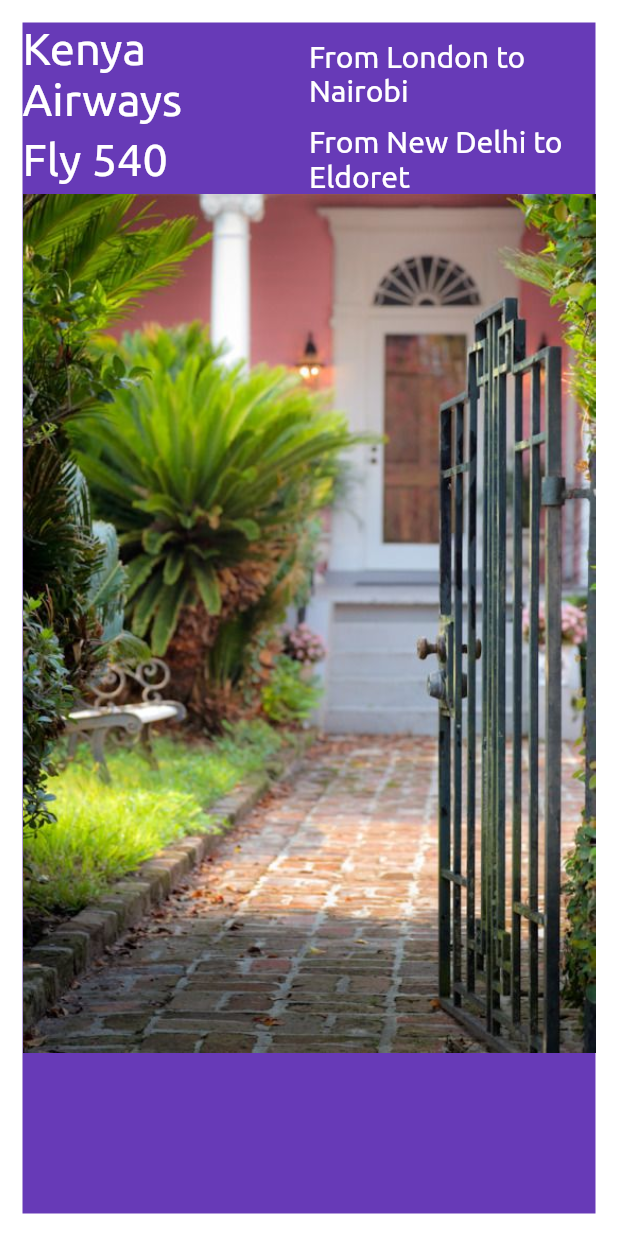
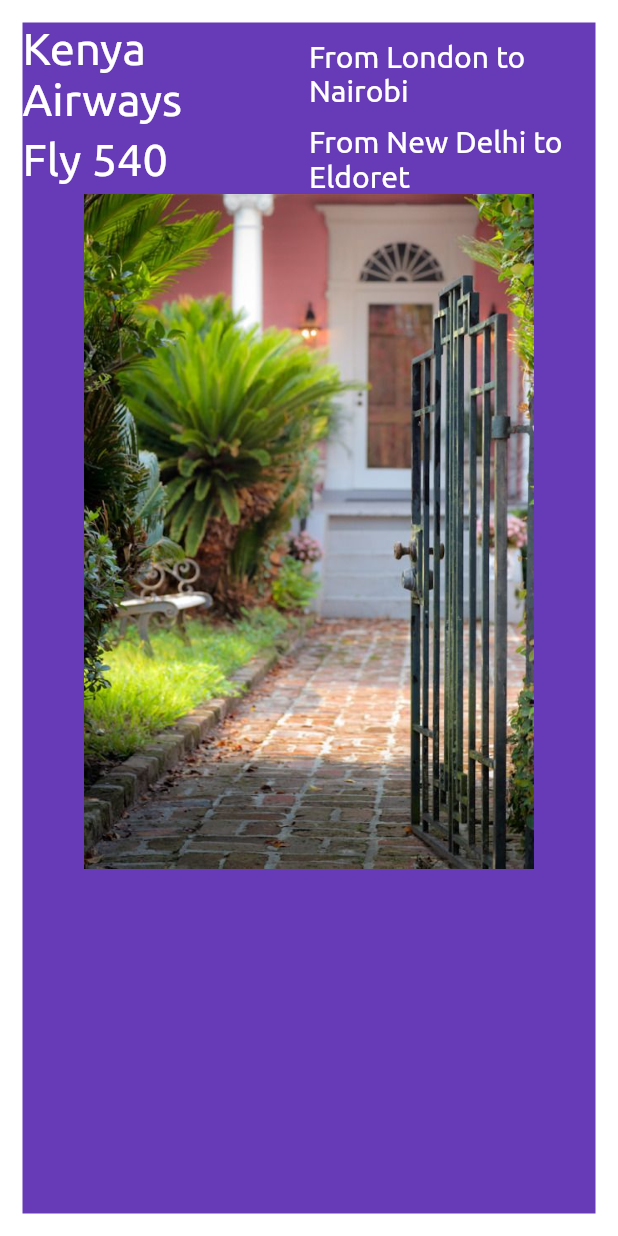
Before and after one commit to Allanetizen/flutter, a Flutter app: the screen it shows after launch, on a phone screen of 412 x 824 dp. Run offline on Flutter 3.47's test engine with Material 2 defaults, Android fonts, the phone set to English and light mode, and no system bars; project files that could hold a hidden picture were left out.

Commit message:
Loading image assets

```diff
--- a/lib/app_screens/home.dart
+++ b/lib/app_screens/home.dart
@@ -73,7 +73,7 @@ class FlightImageAsset extends StatelessWidget{
   @override
   Widget build(BuildContext context) {
     AssetImage assetImage =AssetImage('img/gate.jpg');
-    Image image = Image(image: assetImage);
+    Image image = Image(image: assetImage, width: 450.0 , height: 450.0, );
 
     return Container(child: image,);
   }
```
